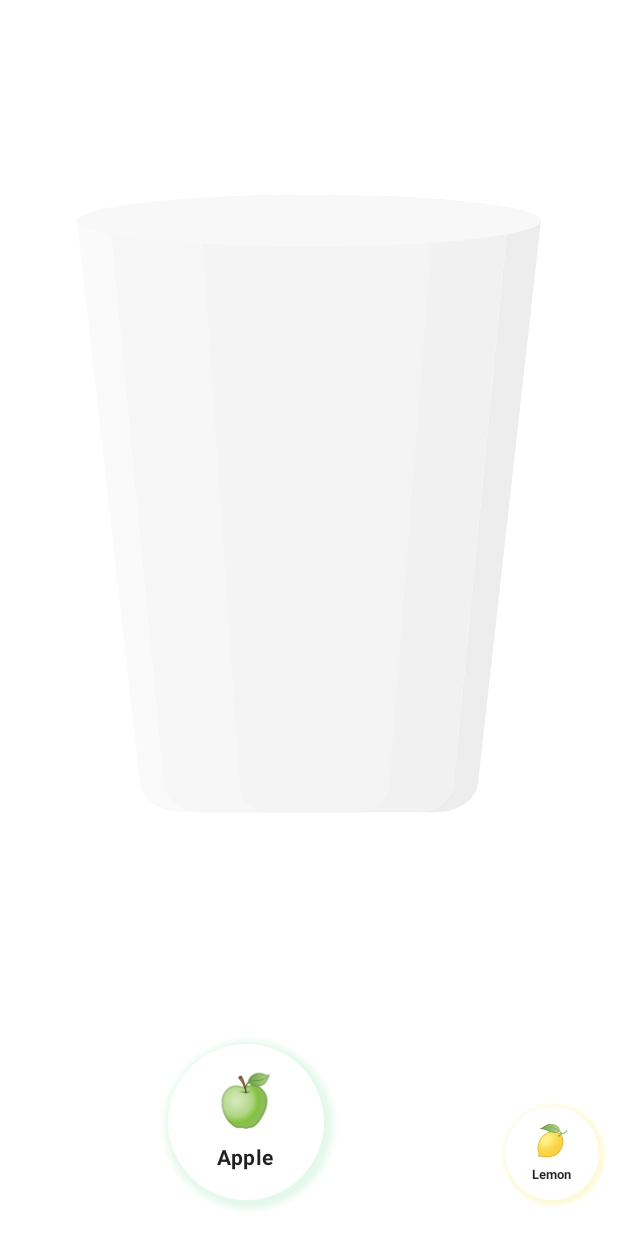
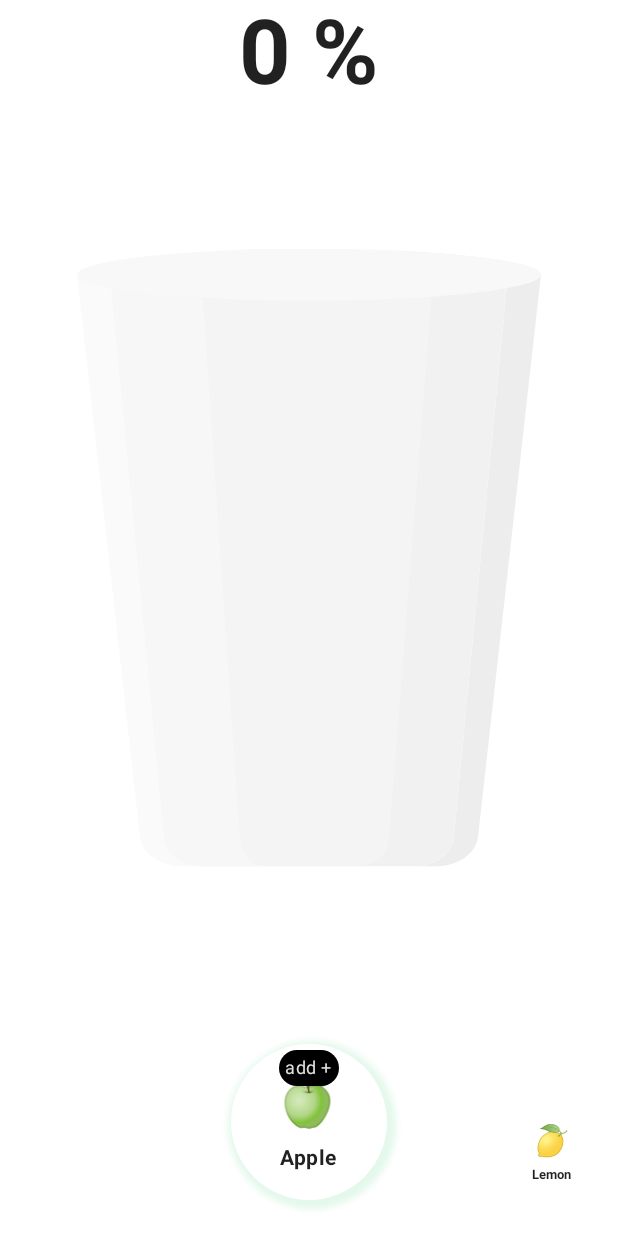
Before and after one commit to limbuserendipity/CustomJuiceCompose, an Android app built with Jetpack Compose: the screen it shows after launch (MainActivity), on a phone screen of 412 x 824 dp. Run offline under Robolectric (Android 15) with nearby library versions, the phone set to English and light mode, and no system bars; 2 statements that could not run were skipped.

Commit message:
Change IngredientPager

```diff
--- /dev/null
+++ b/app/src/main/java/net/limbuserendipity/customjuicecompose/ui/component/AxtionItem.kt
@@ -0,0 +1,57 @@
+package net.limbuserendipity.customjuicecompose.ui.component
+
+import androidx.compose.animation.animateContentSize
+import androidx.compose.foundation.BorderStroke
+import androidx.compose.foundation.layout.Box
+import androidx.compose.foundation.layout.PaddingValues
+import androidx.compose.foundation.layout.defaultMinSize
+import androidx.compose.foundation.layout.padding
+import androidx.compose.foundation.shape.CircleShape
+import androidx.compose.material.*
+import androidx.compose.runtime.Composable
+import androidx.compose.ui.Alignment
+import androidx.compose.ui.Modifier
+import androidx.compose.ui.graphics.Color
+import androidx.compose.ui.graphics.RectangleShape
+import androidx.compose.ui.graphics.Shape
+import androidx.compose.ui.text.TextStyle
+import androidx.compose.ui.unit.Dp
+import androidx.compose.ui.unit.dp
+
+@OptIn(ExperimentalMaterialApi::class)
+@Composable
+fun ActionItem(
+    text : String,
+    onClick : () -> Unit,
+    modifier: Modifier = Modifier,
+    textStyle: TextStyle = MaterialTheme.typography.caption,
+    shape: Shape = CircleShape,
+    color: Color = MaterialTheme.colors.primary,
+    contentColor: Color = contentColorFor(color),
+    paddingValues : PaddingValues = PaddingValues(4.dp),
+    border: BorderStroke? = null,
+    elevation: Dp = 0.dp,
+){
+    Surface(
+        onClick = onClick,
+        shape = shape,
+        color = color,
+        contentColor = contentColor,
+        border = border,
+        elevation = elevation,
+        modifier = modifier
+            .defaultMinSize(28.dp)
+            .animateContentSize()
+    ) {
+        Box(
+            contentAlignment = Alignment.Center,
+            modifier = Modifier.padding(paddingValues)
+        ){
+            Text(
+                text = text,
+                style = textStyle
+            )
+        }
+    }
+
+}
--- a/app/src/main/java/net/limbuserendipity/customjuicecompose/ui/component/IngredientPager.kt
+++ b/app/src/main/java/net/limbuserendipity/customjuicecompose/ui/component/IngredientPager.kt
@@ -1,7 +1,13 @@
 package net.limbuserendipity.customjuicecompose.ui.component
 
+import android.util.DebugUtils
+import androidx.compose.animation.AnimatedVisibility
+import androidx.compose.animation.ExperimentalAnimationApi
+import androidx.compose.animation.scaleIn
+import androidx.compose.animation.scaleOut
 import androidx.compose.foundation.BorderStroke
 import androidx.compose.foundation.ExperimentalFoundationApi
+import androidx.compose.foundation.background
 import androidx.compose.foundation.layout.*
 import androidx.compose.foundation.pager.HorizontalPager
 import androidx.compose.foundation.pager.PagerState
@@ -23,7 +29,9 @@ import kotlin.math.absoluteValue
 @Composable
 fun IngredientPager(
     ingredients: List<Ingredient>,
-    onItemClick: (Int,Ingredient) -> Unit,
+    onItemAddClick: (Int, Ingredient) -> Unit,
+    onItemRemoveClick: (Int, Ingredient) -> Unit,
+    isFull: Boolean,
     modifier: Modifier = Modifier,
     pagerState: PagerState = rememberPagerState(),
     pageSize: Dp = 104.dp
@@ -37,35 +45,33 @@ fun IngredientPager(
         contentPadding = PaddingValues(start = pageSize, end = pageSize),
         modifier = modifier
     ) { index ->
+        val pageOffset = ((pagerState.currentPage - index) +
+                pagerState.currentPageOffsetFraction).absoluteValue
         val item = ingredients[index]
         IngredientCard(
+            isSelected = pagerState.currentPage == index,
             ingredient = item,
-            onClick = { onItemClick(index,item) },
+            onAddClick = { onItemAddClick(index, item) },
+            onRemoveClick = { onItemRemoveClick(index, item) },
             size = pageSize,
+            isFull = isFull,
+            pageOffset = pageOffset,
             modifier = pageModifier
-                .graphicsLayer {
-                    val pageOffset = ((pagerState.currentPage - index) +
-                            pagerState.currentPageOffsetFraction).absoluteValue
-
-                    alpha = lerp(0.5f, 1f, 1f - pageOffset.coerceIn(0.1f..0.4f))
-
-                    scaleX = 1f - pageOffset.coerceIn(0f..0.4f)
-                    scaleY = 1f - pageOffset.coerceIn(0f..0.4f)
-
-                    translationY = pageSize.toPx() * pageOffset.coerceIn(0f..0.2f)
-
-                }
         )
     }
 
 }
 
-@OptIn(ExperimentalMaterialApi::class)
+@OptIn(ExperimentalAnimationApi::class)
 @Composable
 fun IngredientCard(
+    isSelected : Boolean,
     ingredient: Ingredient,
-    onClick: () -> Unit,
+    onAddClick: () -> Unit,
+    onRemoveClick: () -> Unit,
     size: Dp,
+    isFull: Boolean,
+    pageOffset : Float,
     modifier: Modifier = Modifier,
     paddingValues: PaddingValues = PaddingValues(4.dp),
     shape: Shape = CircleShape,
@@ -74,8 +80,68 @@ fun IngredientCard(
     border: BorderStroke? = null,
     elevation: Dp = 0.dp,
 ) {
+
+    val alpha = lerp(0.5f, 1f, 1f - pageOffset.coerceIn(0.1f..0.4f))
+    val scaleX = 1f - pageOffset.coerceIn(0f..0.4f)
+    val scaleY = 1f - pageOffset.coerceIn(0f..0.4f)
+
+    Box(
+        modifier = Modifier
+            .graphicsLayer {
+                this.alpha = alpha
+                this.scaleX = scaleX
+                this.scaleY = scaleY
+                translationY = size.toPx() * pageOffset.coerceIn(0f..0.2f)
+            }
+    ) {
+        IngredientItem(
+            ingredient = ingredient,
+            isSelected = isSelected,
+            size = size,
+            paddingValues = paddingValues,
+            shape = shape,
+            color = color,
+            contentColor = contentColor,
+            border = border,
+            elevation = elevation,
+            modifier = modifier
+                .align(Alignment.Center)
+        )
+
+        AnimatedVisibility(
+            visible = isSelected,
+            enter = scaleIn(),
+            exit = scaleOut(),
+            modifier = Modifier
+                .fillMaxWidth()
+        ) {
+            ActionRow(
+                ingredient = ingredient,
+                onAddClick = onAddClick,
+                onRemoveClick = onRemoveClick,
+                isFull = isFull,
+                modifier = Modifier
+                    .align(Alignment.TopCenter)
+                    .fillMaxWidth()
+            )
+        }
+    }
+}
+
+@Composable
+fun IngredientItem(
+    ingredient: Ingredient,
+    isSelected : Boolean,
+    size: Dp,
+    modifier: Modifier = Modifier,
+    paddingValues: PaddingValues,
+    shape: Shape,
+    color: Color,
+    contentColor: Color,
+    border: BorderStroke? = null,
+    elevation: Dp = 0.dp,
+) {
     Surface(
-        onClick = onClick,
         shape = shape,
         color = color,
         contentColor = contentColor,
@@ -83,7 +149,10 @@ fun IngredientCard(
         elevation = elevation,
         modifier = modifier
             .padding(paddingValues)
-            .coloredShadow(ingredient.color)
+            .coloredShadow(
+                color = ingredient.color,
+                shadowRadius = if(isSelected) 4.dp else 0.dp
+            )
             .padding(paddingValues)
     ) {
         Column(
@@ -106,3 +175,44 @@ fun IngredientCard(
         }
     }
 }
+
+@OptIn(ExperimentalAnimationApi::class)
+@Composable
+fun ActionRow(
+    ingredient: Ingredient,
+    onAddClick: () -> Unit,
+    onRemoveClick: () -> Unit,
+    isFull: Boolean,
+    modifier : Modifier = Modifier,
+    addText: String = if (ingredient.fullness == 0f) "add +" else "+",
+    removeText: String = if (isFull) "- remove" else "-"
+) {
+    Row(
+        horizontalArrangement = Arrangement.SpaceAround,
+        verticalAlignment = Alignment.CenterVertically,
+        modifier = modifier
+    ) {
+
+        AnimatedVisibility(
+            visible = !isFull,
+            enter = scaleIn(),
+            exit = scaleOut()
+        ) {
+            ActionItem(
+                text = addText,
+                onClick = onAddClick
+            )
+        }
+
+        AnimatedVisibility(
+            visible = ingredient.fullness > 0,
+            enter = scaleIn(),
+            exit = scaleOut()
+        ) {
+            ActionItem(
+                text = removeText,
+                onClick = onRemoveClick
+            )
+        }
+    }
+}
--- a/app/src/main/java/net/limbuserendipity/customjuicecompose/ui/screen/JuiceScreen.kt
+++ b/app/src/main/java/net/limbuserendipity/customjuicecompose/ui/screen/JuiceScreen.kt
@@ -3,16 +3,20 @@ package net.limbuserendipity.customjuicecompose.ui.screen
 import android.annotation.SuppressLint
 import androidx.compose.foundation.*
 import androidx.compose.foundation.layout.*
+import androidx.compose.material.MaterialTheme
 import androidx.compose.material.Scaffold
+import androidx.compose.material.Text
 import androidx.compose.runtime.*
 import androidx.compose.ui.Modifier
 import androidx.compose.ui.graphics.vector.ImageVector
 import androidx.compose.ui.res.vectorResource
+import androidx.compose.ui.text.font.FontWeight
 import androidx.compose.ui.unit.dp
 import net.limbuserendipity.customjuicecompose.R
 import net.limbuserendipity.customjuicecompose.ui.component.IngredientPager
 import net.limbuserendipity.customjuicecompose.ui.component.JuiceCup
 import net.limbuserendipity.customjuicecompose.util.ingredientList
+import kotlin.math.roundToInt
 
 @OptIn(ExperimentalFoundationApi::class)
 @Composable
@@ -25,14 +29,36 @@ fun JuiceScreen(
 
     val ingredients = remember { ingredientList.toMutableStateList() }
     val cupFullness: Float = ingredients.sumOf { it.fullness.toDouble() }.toFloat()
+        .coerceIn(0f..1f)
+
+    val isFull = cupFullness >= 1f
+    val juiceOz = 0.10f
 
     Scaffold(
+        topBar = {
+            Row(
+                horizontalArrangement = Arrangement.Center,
+                modifier = Modifier.fillMaxWidth()
+            ) {
+                Text(
+                    text = "${(cupFullness * 100f).roundToInt()} %",
+                    fontWeight = FontWeight.Bold,
+                    style = MaterialTheme.typography.h2
+                )
+            }
+        },
         bottomBar = {
             IngredientPager(
                 ingredients = ingredients,
-                onItemClick = { index, item ->
-                    ingredients[index] = item.copy(fullness = item.fullness + 0.10f)
+                onItemAddClick = { index, item ->
+                    ingredients[index] =
+                        item.copy(fullness = (item.fullness + juiceOz).coerceIn(0f..1f))
                 },
+                onItemRemoveClick = { index, item ->
+                    ingredients[index] =
+                        item.copy(fullness = (item.fullness - juiceOz).coerceIn(0f..1f))
+                },
+                isFull = isFull,
                 modifier = Modifier
                     .padding(top = 16.dp, bottom = 16.dp)
                     .fillMaxWidth()
--- a/app/src/main/java/net/limbuserendipity/customjuicecompose/util/Extensions.kt
+++ b/app/src/main/java/net/limbuserendipity/customjuicecompose/util/Extensions.kt
@@ -24,8 +24,8 @@ fun MutableList<Any?>.swap(
 fun Modifier.coloredShadow(
     color: Color,
     alpha: Float = 0.6f,
+    shadowRadius: Dp = 4.dp,
     borderRadius: Dp = 64.dp,
-    shadowRadius: Dp = 4.dp,
     offsetY: Dp = 2.dp,
     offsetX: Dp = 2.dp
 ) = composed {
```
